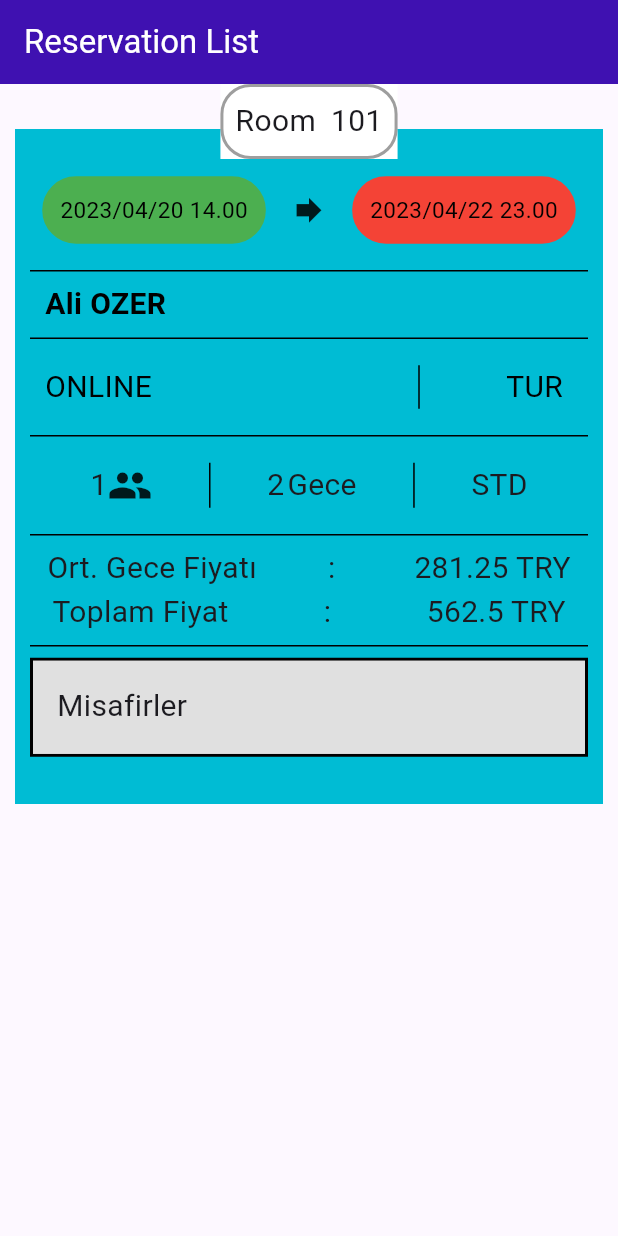
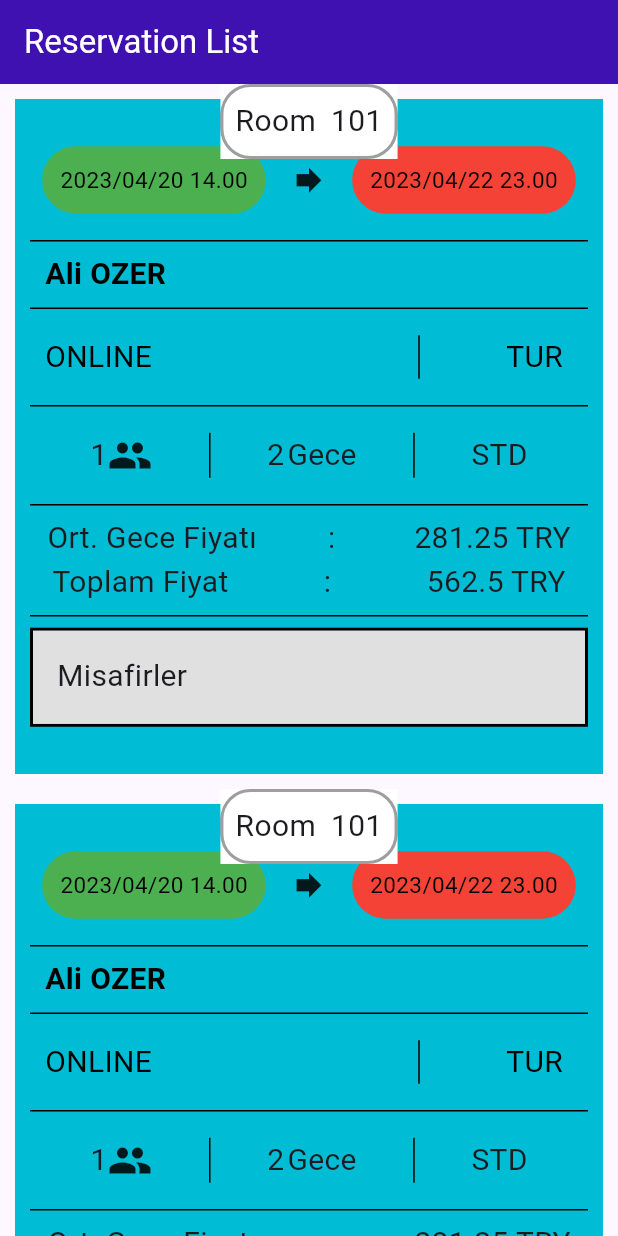
Before and after one commit to aliozer0/Reservations-App, a Flutter app: the screen it shows after launch, on a phone screen of 412 x 824 dp. Run offline on Flutter 3.47's test engine with Material 2 defaults, Android fonts, the light colour scheme and no system bars; our stand-ins replace rxdart.

Commit message:
Stack editing and ListView.builder added

```diff
--- a/lib/Reservation/reservation.dart
+++ b/lib/Reservation/reservation.dart
@@ -5,8 +5,13 @@ import '../widget/Resevation_cart.dart';
 
 class ReservationScreen extends StatelessWidget {
   ReservationScreen({super.key});
-  final List<String> rooms = <String>['Room 1', 'Room 2', 'Room 3'];
-  void _selectedRooms = 'Room1';
+  final List<String> ReservationList = [
+    'Öğe 1',
+    'Öğe 2',
+    'Öğe 3',
+
+  ];
+
 
   @override
   Widget build(BuildContext context) {
@@ -17,6 +22,11 @@ class ReservationScreen extends StatelessWidget {
           backgroundColor: const Color.fromARGB(255, 63, 17, 177),
           foregroundColor: Colors.white,
         ),
-        body: ReservationCard());
+      body:  ListView.builder(
+        itemBuilder: (context,index) {return ReservationCard();}
+           , itemCount: 10,
+      )
+
+        );
   }
 }
--- a/lib/widget/Resevation_cart.dart
+++ b/lib/widget/Resevation_cart.dart
@@ -5,15 +5,12 @@ class ReservationCard extends StatelessWidget {
 
   @override
   Widget build(BuildContext context) {
-    return Scaffold(
-      body: Stack(
+    return Center(
+      child: Stack(
         alignment: Alignment.topCenter,
         children: [
-          Positioned(
-            top: 20,
-            left: 0,
-            right: 0,
-            child: Container(
+
+          Container(
             color: Colors.cyan,
             height: 450,
             width: double.infinity,
@@ -309,7 +306,6 @@ class ReservationCard extends StatelessWidget {
               ],
             ),
           ),
-          ),
       Positioned(
         height: 50,
         child: Container(
```
Lines whose indentation alone changed are shown as unchanged.
